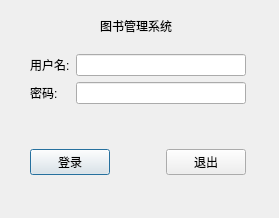
Old version of the form BookManagerClient/logindialog.ui in the repository ouyangshaogong/BookManagerSystem.
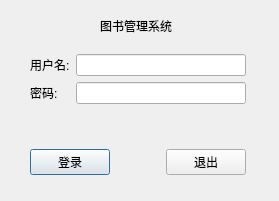
New version of the form.

Patch:
```diff
--- a/BookManagerClient/logindialog.ui
+++ b/BookManagerClient/logindialog.ui
@@ -7,7 +7,7 @@
     <x>0</x>
     <y>0</y>
     <width>279</width>
-    <height>218</height>
+    <height>201</height>
    </rect>
   </property>
   <property name="windowTitle">
@@ -26,7 +26,7 @@
     <string>图书管理系统</string>
    </property>
   </widget>
-  <widget class="QWidget" name="">
+  <widget class="QWidget" name="layoutWidget">
    <property name="geometry">
     <rect>
      <x>30</x>
```
